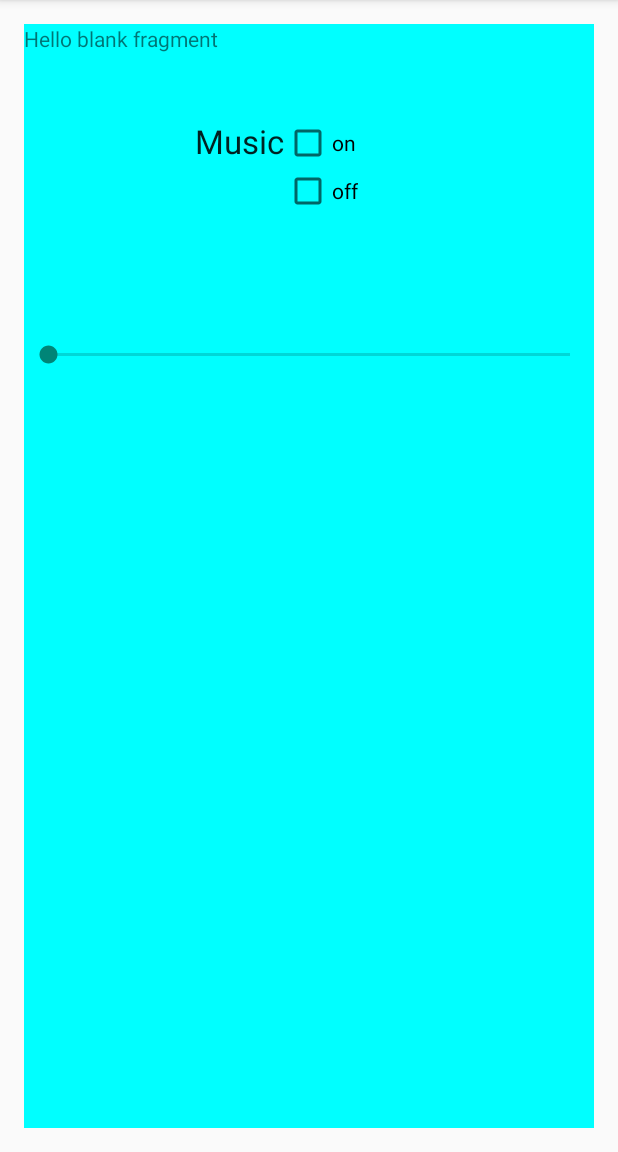
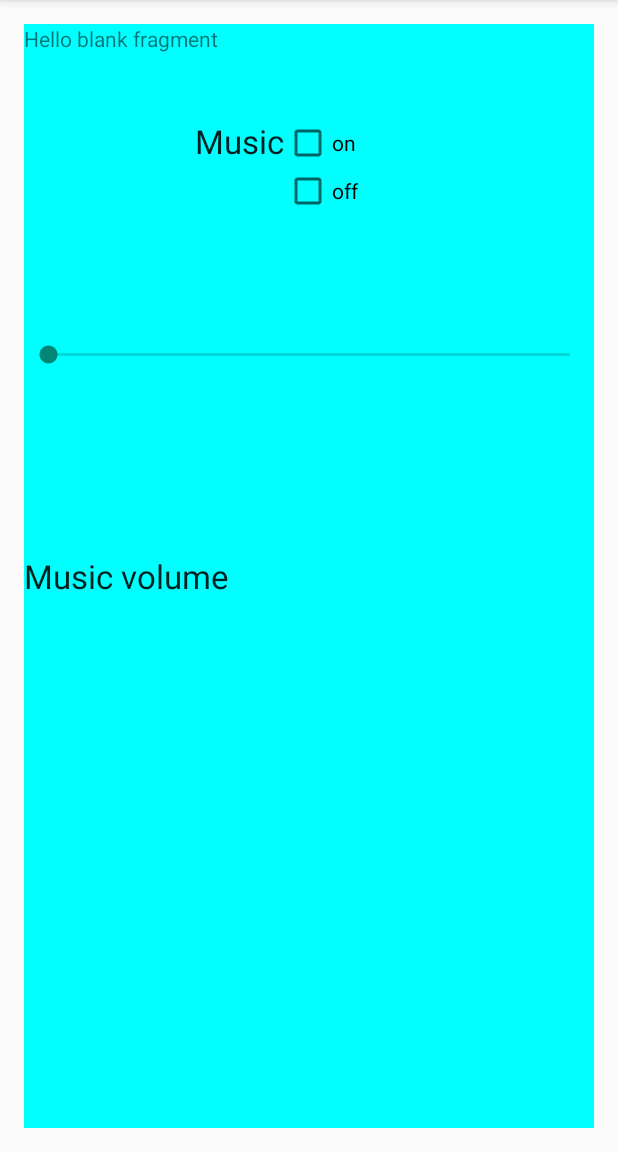
Before and after one commit to DavidRuland/TowerDefenceAndroid, an Android app: the screen it shows after launch (MainActivity), after a tap on "OPTIONS", on a phone screen of 412 x 824 dp, the part 84-1236 px from its top. Run offline under Robolectric (Android 15) with nearby library versions, the phone set to English and light mode, and no system bars.

Commit message:
commit2 in new repository

```diff
--- a/towerd/src/main/java/se/mah/ac9511/towerd/GameScreenFragment.java
+++ b/towerd/src/main/java/se/mah/ac9511/towerd/GameScreenFragment.java
@@ -16,7 +16,10 @@ import java.util.Vector;
  * A simple {@link Fragment} subclass.
  */
 public class GameScreenFragment extends Fragment {
-    private Vector<User> users = new Vector<User>();
+
+    //A vector is like an ArrayList a little bit slower but Thread-safe. This means that it can handle concurrent changes.
+
+
 
     public GameScreenFragment() {
         // Required empty public constructor
--- a/towerd/src/main/java/se/mah/ac9511/towerd/optionsFragment.java
+++ b/towerd/src/main/java/se/mah/ac9511/towerd/optionsFragment.java
@@ -14,6 +14,7 @@ import android.view.View;
 import android.view.ViewGroup;
 import android.widget.CheckBox;
 import android.widget.SeekBar;
+import android.widget.TextView;
 
 
 /**
@@ -24,6 +25,7 @@ public CheckBox checkBoxOn,checkBoxOff;
   public MediaPlayer mySound;
     SeekBar volControl;
     private AudioManager audioManager = null;
+    TextView mControl;
     public optionsFragment() {
         // Required empty public constructor
     }
@@ -38,6 +40,7 @@ public CheckBox checkBoxOn,checkBoxOff;
         checkBoxOff = (CheckBox) v.findViewById(R.id.checkBox2);
         volControl = (SeekBar) v.findViewById(R.id.seekBar);
         mySound=MediaPlayer.create(getContext(),R.raw.l2);
+        mControl=(TextView)v.findViewById(R.id.textView4);
         checkBoxOn.setOnClickListener(new View.OnClickListener() {
             @Override
             public void onClick(View v) {
@@ -50,10 +53,32 @@ public CheckBox checkBoxOn,checkBoxOff;
             @Override
             public void onClick(View v) {
                 if (checkBoxOff.isChecked()) {
-                    mySound.setVolume(0,0);
+                    mySound.setVolume(0, 0);
                 }
             }
         });
+        volControl.setOnSeekBarChangeListener(new SeekBar.OnSeekBarChangeListener() {
+            @Override
+            public void onProgressChanged(SeekBar seekBar, int progress, boolean fromUser)
+            {
+                if (fromUser)
+                {
+                    mControl.setText("Music volume: " + progress);
+                }
+            }
+
+            @Override
+            public void onStartTrackingTouch(SeekBar seekBar)
+            {
+
+            }
+
+            @Override
+            public void onStopTrackingTouch(SeekBar seekBar) {
+
+            }
+        });
+
 
 
         return v;
--- a/towerd/src/main/res/layout/fragment_options.xml
+++ b/towerd/src/main/res/layout/fragment_options.xml
@@ -47,4 +47,14 @@
         android:layout_centerHorizontal="true"
         android:layout_marginTop="84dp" />
 
+    <TextView
+        android:layout_width="wrap_content"
+        android:layout_height="wrap_content"
+        android:textAppearance="?android:attr/textAppearanceLarge"
+        android:text="Music volume"
+        android:id="@+id/textView4"
+        android:layout_centerVertical="true"
+        android:layout_alignParentLeft="true"
+        android:layout_alignParentStart="true" />
+
 </RelativeLayout>
```
